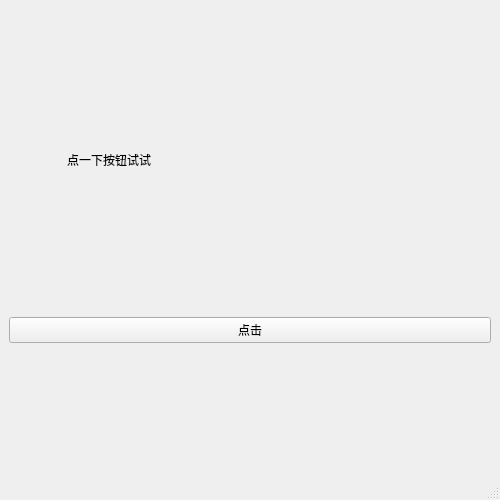
Jarvis-hao/first-pyside6-app, file mainwindow.ui: the form before one commit.
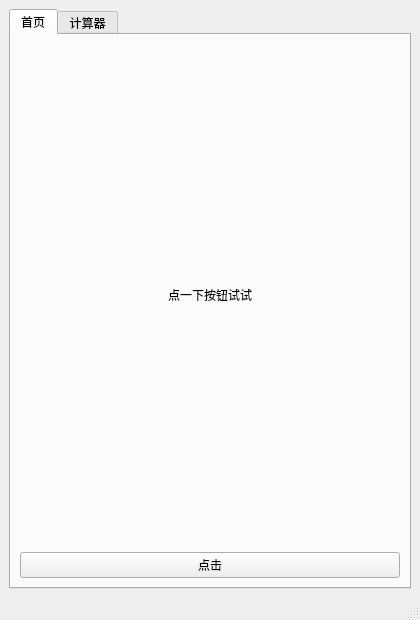
The form after the commit.

Commit message:
新增计算器页面、程序图标与异常弹窗
- calculator.py：手写 PySide6 计算器，用 ast 白名单求值替代 eval
- mainwindow.ui：改为 QTabWidget 双标签页，计算器嵌入第二页
- main.py：全局异常钩子 + _MEIPASS 兼容的资源路径
- tools/make_icon.py：用 Pillow 生成多尺寸 app.ico

Patch:
```diff
--- a/mainwindow.ui
+++ b/mainwindow.ui
@@ -6,29 +6,27 @@
    <rect>
     <x>0</x>
     <y>0</y>
-    <width>500</width>
-    <height>500</height>
+    <width>420</width>
+    <height>620</height>
    </rect>
   </property>
-  <property name="maximumSize">
-   <size>
-    <width>500</width>
-    <height>500</height>
-   </size>
-  </property>
   <property name="windowTitle">
    <string>第一个项目</string>
   </property>
   <widget class="QWidget" name="centralwidget">
    <layout class="QVBoxLayout" name="verticalLayout">
     <item>
+     <widget class="QTabWidget" name="mainTabs">
+      <property name="currentIndex">
+       <number>0</number>
+      </property>
+      <widget class="QWidget" name="homeTab">
+       <attribute name="title">
+        <string>首页</string>
+       </attribute>
+       <layout class="QVBoxLayout" name="homeLayout">
+        <item>
      <widget class="QLabel" name="label">
-      <property name="maximumSize">
-       <size>
-        <width>200</width>
-        <height>50</height>
-       </size>
-      </property>
       <property name="text">
        <string>点一下按钮试试</string>
       </property>
@@ -42,6 +40,16 @@
       <property name="text">
        <string>点击</string>
       </property>
+         </widget>
+        </item>
+       </layout>
+      </widget>
+      <widget class="QWidget" name="calculatorTab">
+       <attribute name="title">
+        <string>计算器</string>
+       </attribute>
+       <layout class="QVBoxLayout" name="calculatorLayout"/>
+      </widget>
      </widget>
     </item>
    </layout>
```
Lines whose indentation alone changed are shown as unchanged. The commit also changes 5 other files.
